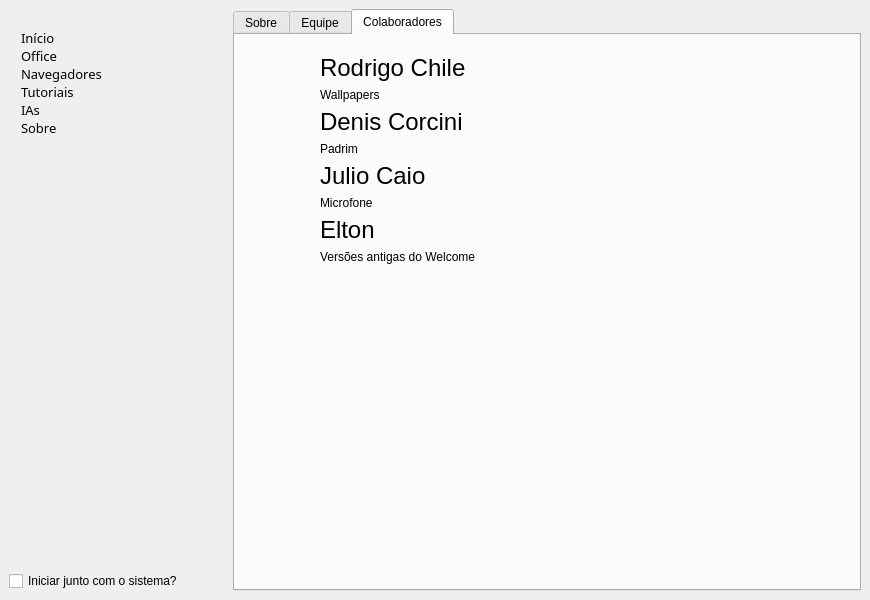
This is Welcome.ui in Tiger-OperatingSystem/welcome-qt as Qt 5 draws it before an edit. The edited form follows.
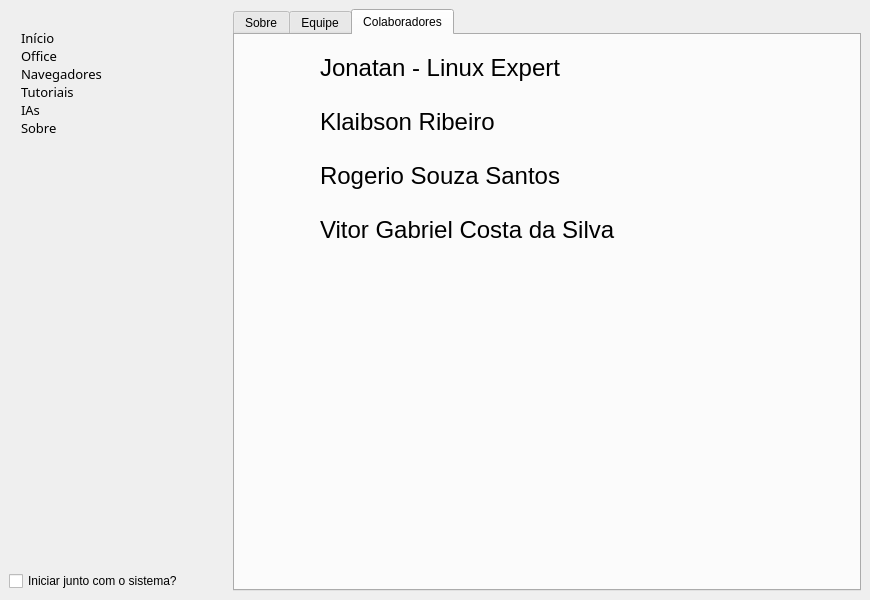
This is the edited form. The open tabs and pages were chosen to show the change. Icons and pictures are not drawn.

Commit message: Atualiza a lista de contribuidores

```diff
--- a/Welcome.ui
+++ b/Welcome.ui
@@ -1445,14 +1445,14 @@
                    </font>
                   </property>
                   <property name="text">
-                   <string>Julio Caio</string>
+                   <string>Rogerio Souza Santos</string>
                   </property>
                  </widget>
                 </item>
                 <item>
                  <widget class="QLabel" name="label_79">
                   <property name="text">
-                   <string>Microfone</string>
+                   <string/>
                   </property>
                   <property name="alignment">
                    <set>Qt::AlignLeading|Qt::AlignLeft|Qt::AlignTop</set>
@@ -1580,14 +1580,14 @@
                    </font>
                   </property>
                   <property name="text">
-                   <string>Denis Corcini</string>
+                   <string>Klaibson Ribeiro</string>
                   </property>
                  </widget>
                 </item>
                 <item>
                  <widget class="QLabel" name="label_77">
                   <property name="text">
-                   <string>Padrim</string>
+                   <string/>
                   </property>
                   <property name="alignment">
                    <set>Qt::AlignLeading|Qt::AlignLeft|Qt::AlignTop</set>
@@ -1620,14 +1620,14 @@
                    </font>
                   </property>
                   <property name="text">
-                   <string>Elton</string>
+                   <string>Vitor Gabriel Costa da Silva</string>
                   </property>
                  </widget>
                 </item>
                 <item>
                  <widget class="QLabel" name="label_81">
                   <property name="text">
-                   <string>Versões antigas do Welcome</string>
+                   <string/>
                   </property>
                   <property name="alignment">
                    <set>Qt::AlignLeading|Qt::AlignLeft|Qt::AlignTop</set>
@@ -1647,14 +1647,14 @@
                    </font>
                   </property>
                   <property name="text">
-                   <string>Rodrigo Chile</string>
+                   <string>Jonatan - Linux Expert</string>
                   </property>
                  </widget>
                 </item>
                 <item>
                  <widget class="QLabel" name="label_75">
                   <property name="text">
-                   <string>Wallpapers</string>
+                   <string/>
                   </property>
                   <property name="alignment">
                    <set>Qt::AlignLeading|Qt::AlignLeft|Qt::AlignTop</set>
```
